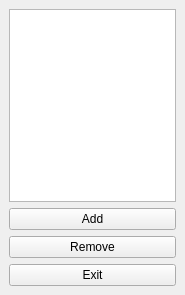
This is poly/src/ui/UserInterface.ui in jtibau/alive as Qt 5 draws it before an edit. The edited form follows.
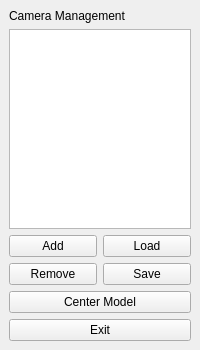
This is the edited form.

Commit message: Center Model now translates to (0,0,0)

```diff
--- a/poly/src/ui/UserInterface.ui
+++ b/poly/src/ui/UserInterface.ui
@@ -6,29 +6,65 @@
    <rect>
     <x>0</x>
     <y>0</y>
-    <width>185</width>
-    <height>295</height>
+    <width>200</width>
+    <height>350</height>
    </rect>
   </property>
   <property name="windowTitle">
    <string>Main Window</string>
   </property>
   <widget class="QWidget" name="centralwidget">
+   <layout class="QVBoxLayout" name="verticalLayout_2">
+    <item>
    <layout class="QVBoxLayout" name="verticalLayout">
+      <item>
+       <widget class="QLabel" name="label">
+        <property name="text">
+         <string>Camera Management</string>
+        </property>
+       </widget>
+      </item>
     <item>
      <widget class="QListWidget" name="cameraListWidget"/>
     </item>
     <item>
+       <layout class="QGridLayout" name="gridLayout">
+        <item row="0" column="0">
      <widget class="QPushButton" name="addButton">
       <property name="text">
        <string>Add</string>
       </property>
      </widget>
     </item>
-    <item>
+        <item row="0" column="1">
+         <widget class="QPushButton" name="loadCamerasButton">
+          <property name="text">
+           <string>Load</string>
+          </property>
+         </widget>
+        </item>
+        <item row="1" column="0">
      <widget class="QPushButton" name="removeButton">
       <property name="text">
        <string>Remove</string>
+          </property>
+         </widget>
+        </item>
+        <item row="1" column="1">
+         <widget class="QPushButton" name="saveCamerasButton">
+          <property name="text">
+           <string>Save</string>
+          </property>
+         </widget>
+        </item>
+       </layout>
+      </item>
+     </layout>
+    </item>
+    <item>
+     <widget class="QPushButton" name="centerButton">
+      <property name="text">
+       <string>Center Model</string>
       </property>
      </widget>
     </item>
```
Lines whose indentation alone changed are shown as unchanged. The commit also changes 8 other files.
